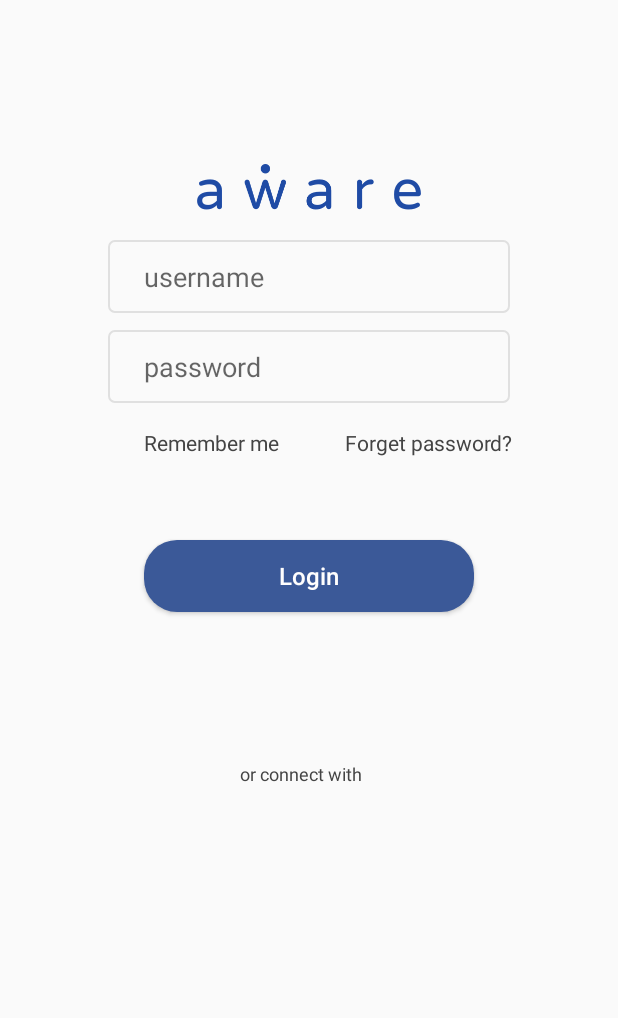
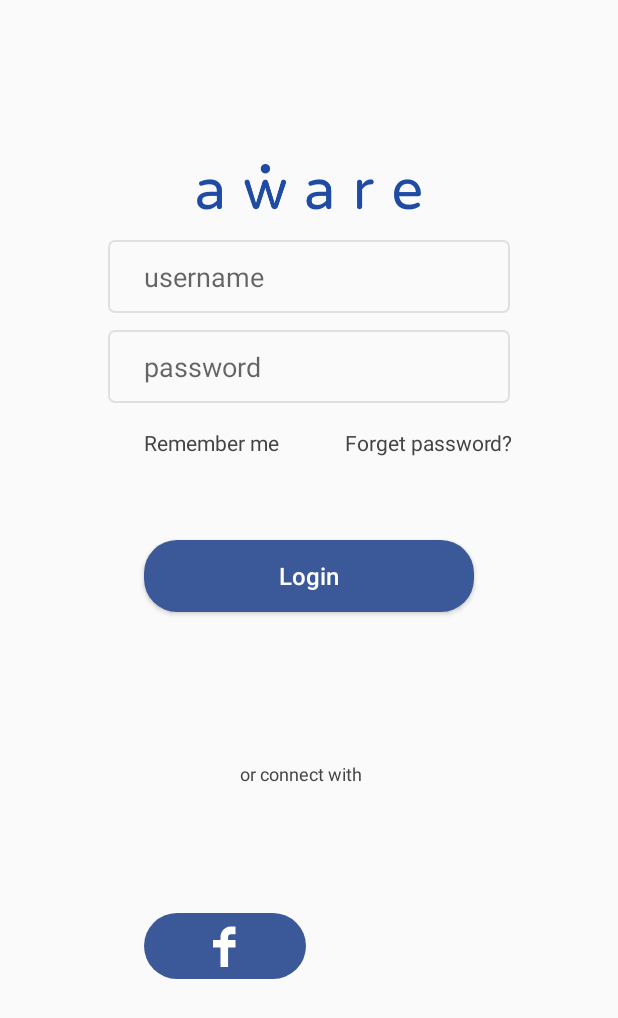
Before and after one commit to Jerry-wenhao/SilverLayout, an Android app: the screen it shows after launch (MainActivity), on a phone screen of 412 x 824 dp. Shown: the top 1018 px of the screen. Run offline under Robolectric (Android 15) with nearby library versions, the phone set to English and light mode, and no system bars.

Commit message:
[xiawenhao] feat: set button of facebook

```diff
--- /dev/null
+++ b/app/src/main/res/drawable/facebook_graph.xml
@@ -0,0 +1,12 @@
+<vector xmlns:android="http://schemas.android.com/apk/res/android"
+    android:width="32dp"
+    android:height="32dp"
+    android:viewportWidth="32"
+    android:viewportHeight="32">
+    <path
+        android:pathData="M23,3L23,8.2258L19.737,8.2258C18.8491,8.2258 18.1217,8.9364 18.0574,9.8377L18.0528,9.9677L18.052,12L23,12L23,17L18.052,17L18.0528,30L13,30L13,17L8,17L8,12L13,12L13,9.9677C13,6.1922 15.9035,3.118 19.5272,3.0033L19.737,3L23,3Z"
+        android:strokeWidth="1"
+        android:fillColor="#FFFFFF"
+        android:fillType="evenOdd"
+        android:strokeColor="#00000000"/>
+</vector>
--- a/app/src/main/res/layout/activity_main.xml
+++ b/app/src/main/res/layout/activity_main.xml
@@ -134,12 +134,27 @@
         android:text="@string/connect_us"
         android:textColor="@color/remember"
         android:textSize="12sp"
+        app:layout_constraintBottom_toBottomOf="parent"
+        app:layout_constraintLeft_toLeftOf="parent"
+        app:layout_constraintRight_toRightOf="parent"
         app:layout_constraintStart_toStartOf="@+id/attention"
+        app:layout_constraintTop_toTopOf="parent"
+        app:layout_constraintVertical_bias="0.628" />
+
+    <ImageButton
+        android:id="@+id/facebook_btn"
+        android:layout_width="match_parent"
+        android:layout_height="44dp"
+        android:layout_marginStart="48dp"
+        android:layout_marginEnd="160dp"
+        android:background="@drawable/button_shape"
+        android:contentDescription="@string/facebook"
+        android:src="@drawable/facebook_graph"
+        app:layout_constraintBottom_toBottomOf="parent"
+        app:layout_constraintLeft_toLeftOf="parent"
         app:layout_constraintRight_toRightOf="parent"
-        app:layout_constraintLeft_toLeftOf="parent"
         app:layout_constraintTop_toTopOf="parent"
-        app:layout_constraintBottom_toBottomOf="parent"
-        app:layout_constraintVertical_bias="0.628"/>
+        app:layout_constraintVertical_bias="0.78" />
 
 
 </androidx.constraintlayout.widget.ConstraintLayout>
--- a/app/src/main/res/values/strings.xml
+++ b/app/src/main/res/values/strings.xml
@@ -7,4 +7,5 @@
     <string name="forget">Forget password?</string>
     <string name="login">Login</string>
     <string name="connect_us">or connect with</string>
+    <string name="facebook">facebook</string>
 </resources>
```
